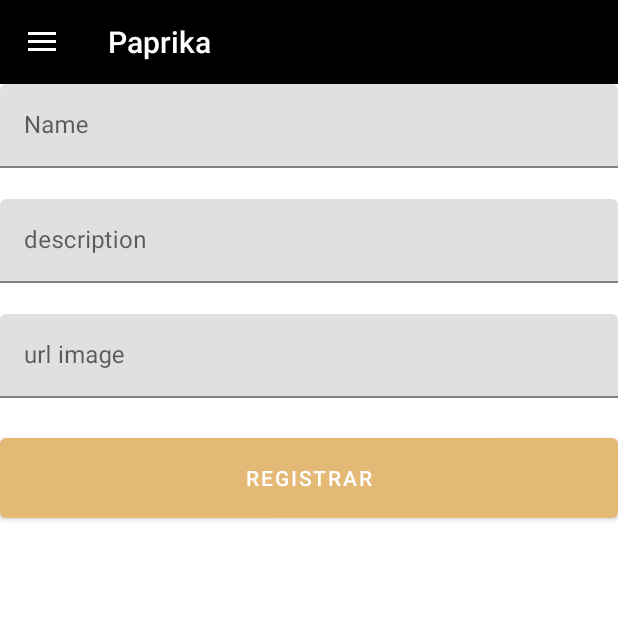
After one commit to Cortezkevin/app-movil-paprika, an Android app: the fragment CategoryInsertFragment placed in its activity, on a phone screen of 412 x 824 dp, the top half of it. The commit adds this screen. Run offline under Robolectric (Android 15) with nearby library versions, the light colour scheme and no system bars.

Commit message:
Crud Categorias

```diff
--- a/app/src/main/java/com/example/paprika/API/RetrofitService.java
+++ b/app/src/main/java/com/example/paprika/API/RetrofitService.java
@@ -5,7 +5,7 @@ import retrofit2.converter.gson.GsonConverterFactory;
 
 public class RetrofitService {
 
-    public static final String URL_001 = "http://192.168.1.35:9090";
+    public static final String URL_001 = "http://192.168.0.105:9090";
 
     public static Retrofit getRetrofit(){
         Retrofit retrofit = new Retrofit.Builder().baseUrl(URL_001).addConverterFactory(GsonConverterFactory.create()).build();
--- a/app/src/main/java/com/example/paprika/API/Service/CategoryService.java
+++ b/app/src/main/java/com/example/paprika/API/Service/CategoryService.java
@@ -5,10 +5,15 @@ import com.example.paprika.Model.Category;
 import java.util.List;
 
 import retrofit2.Call;
+import retrofit2.http.Body;
 import retrofit2.http.GET;
+import retrofit2.http.POST;
 
 public interface CategoryService {
 
     @GET("api/v1/category/list")
     Call<List<Category>> getCategories();
+
+    @POST("api/v1/category/insert")
+    Call<Category> insertCategories(@Body Category c);
 }
--- /dev/null
+++ b/app/src/main/java/com/example/paprika/CategoryInsertFragment.java
@@ -0,0 +1,90 @@
+package com.example.paprika;
+
+import android.os.Bundle;
+import android.view.LayoutInflater;
+import android.view.View;
+import android.view.ViewGroup;
+import android.widget.Toast;
+
+import androidx.annotation.NonNull;
+import androidx.fragment.app.Fragment;
+
+import com.example.paprika.API.RetrofitService;
+import com.example.paprika.API.Service.CategoryService;
+import com.example.paprika.Model.Category;
+import com.google.android.material.button.MaterialButton;
+import com.google.android.material.textfield.TextInputEditText;
+import com.google.android.material.textfield.TextInputLayout;
+
+import retrofit2.Call;
+import retrofit2.Callback;
+import retrofit2.Response;
+
+public class CategoryInsertFragment extends Fragment {
+
+    TextInputLayout category_name, category_description, category_url_image;
+    TextInputEditText category_name_edit, category_description_edit, category_image_edit;
+
+    MaterialButton btn;
+
+
+    @Override
+    public View onCreateView(@NonNull LayoutInflater inflater, ViewGroup parent, Bundle savedInstanceState){
+
+        View view = inflater.inflate(R.layout.fragment_category_insert, parent, false);
+
+        category_name = view.findViewById(R.id.text_input_category_name);
+        category_description = view.findViewById(R.id.text_input_category_description);
+        category_url_image = view.findViewById(R.id.text_input_category_url_image);
+        category_name_edit = view.findViewById(R.id.edit_text_category_name);
+        category_description_edit = view.findViewById(R.id.edit_text_category_description);
+        category_image_edit = view.findViewById(R.id.edit_text_category_url_image);
+        btn = view.findViewById(R.id.button_register_category);
+
+        btn.setOnClickListener(new View.OnClickListener() {
+            @Override
+            public void onClick(View v) {
+
+                Category category = new Category();
+                category.setName(category_name_edit.getText().toString());
+                category.setDescription(category_description_edit.getText().toString());
+                category.setUrl_image(category_image_edit.getText().toString());
+                InsertCategory(category);
+            }
+        });
+
+        return view;
+    }
+
+
+    public void InsertCategory(Category c){
+
+        CategoryService categoryService = RetrofitService.getRetrofit().create(CategoryService.class);
+        Call<Category> call = categoryService.insertCategories(c);
+
+        call.enqueue(new Callback<Category>() {
+            @Override
+            public void onResponse(Call<Category> call, Response<Category> response) {
+
+                if (response.isSuccessful()){
+
+                    Toast.makeText(getContext(), "Registrado", Toast.LENGTH_SHORT).show();
+                }
+
+                else{
+
+                    Toast.makeText(getContext(), "Error", Toast.LENGTH_SHORT).show();
+                }
+            }
+
+            @Override
+            public void onFailure(Call<Category> call, Throwable t) {
+
+                Toast.makeText(getContext(), t.getMessage(), Toast.LENGTH_SHORT).show();
+
+            }
+        });
+
+    }
+
+}
--- a/app/src/main/java/com/example/paprika/MenuActivity.java
+++ b/app/src/main/java/com/example/paprika/MenuActivity.java
@@ -124,6 +124,10 @@ public class MenuActivity extends AppCompatActivity implements NavigationHost, N
             case R.id.nav_product:
                 navigateTo(new ProductInsertFragment(), true);
                 return true;
+
+            case R.id.nav_category:
+                navigateTo(new CategoryInsertFragment(), true);
+                return true;
         }
         return false;
     }
--- a/app/src/main/res/layout/activity_login.xml
+++ b/app/src/main/res/layout/activity_login.xml
@@ -84,6 +84,7 @@
             android:id="@+id/login_button"
             android:layout_width="match_parent"
             android:layout_height="60dp"
+            android:layout_marginTop="-60dp"
             android:text="@string/login_button"
             android:layout_marginBottom="5dp"
             android:transitionName="button_tran"/>
--- /dev/null
+++ b/app/src/main/res/layout/fragment_category_insert.xml
@@ -0,0 +1,68 @@
+<?xml version="1.0" encoding="UTF-8" ?>
+<FrameLayout xmlns:android="http://schemas.android.com/apk/res/android"
+    xmlns:app="http://schemas.android.com/apk/res-auto"
+    xmlns:tools="http://schemas.android.com/tools"
+    android:layout_width="match_parent"
+    android:layout_height="match_parent"
+    tools:context=".ProductInsertFragment">
+
+
+
+    <LinearLayout
+        android:layout_width="match_parent"
+        android:layout_height="match_parent"
+        android:orientation="vertical">
+
+        <com.google.android.material.textfield.TextInputLayout
+            android:id="@+id/text_input_category_name"
+            android:hint="Name"
+            android:layout_width="match_parent"
+            android:layout_height="wrap_content"
+            app:errorEnabled="true"
+            app:endIconMode="clear_text"
+            >
+            <com.google.android.material.textfield.TextInputEditText
+                android:id="@+id/edit_text_category_name"
+                android:layout_width="match_parent"
+                android:layout_height="wrap_content"
+                android:inputType="text"/>
+        </com.google.android.material.textfield.TextInputLayout>
+
+        <com.google.android.material.textfield.TextInputLayout
+            android:id="@+id/text_input_category_description"
+            android:hint="description"
+            android:layout_width="match_parent"
+            android:layout_height="wrap_content"
+            app:errorEnabled="true"
+            app:endIconMode="clear_text"
+            >
+            <com.google.android.material.textfield.TextInputEditText
+                android:id="@+id/edit_text_category_description"
+                android:layout_width="match_parent"
+                android:layout_height="wrap_content"
+                android:inputType="text"/>
+        </com.google.android.material.textfield.TextInputLayout>
+
+        <com.google.android.material.textfield.TextInputLayout
+            android:id="@+id/text_input_category_url_image"
+            android:hint="url image"
+            android:layout_width="match_parent"
+            android:layout_height="wrap_content"
+            app:errorEnabled="true"
+            app:endIconMode="clear_text"
+            >
+            <com.google.android.material.textfield.TextInputEditText
+                android:id="@+id/edit_text_category_url_image"
+                android:layout_width="match_parent"
+                android:layout_height="wrap_content"
+                android:inputType="text"/>
+        </com.google.android.material.textfield.TextInputLayout>
+
+        <com.google.android.material.button.MaterialButton
+            android:id="@+id/button_register_category"
+            android:layout_width="match_parent"
+            android:layout_height="65dp"
+            android:text="Registrar"
+            />
+    </LinearLayout>
+</FrameLayout>
--- a/app/src/main/res/menu/drawer_menu.xml
+++ b/app/src/main/res/menu/drawer_menu.xml
@@ -29,6 +29,11 @@
             android:title="Product"
             android:icon="@drawable/product"
             />
+        <item
+            android:id="@+id/nav_category"
+            android:title="category"
+            android:icon="@drawable/product"
+            />
     </group>
 
     <item android:title="Social">
```
